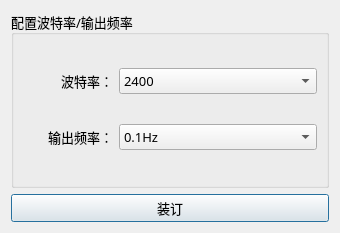
Qt form configbaud.ui (osixxb/Qt_MultiThread_SerialPort) before a commit.
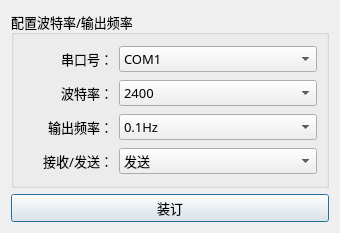
The same form after that commit.

What changed in the file:
```diff
--- a/configbaud.ui
+++ b/configbaud.ui
@@ -26,7 +26,55 @@
       <string>配置波特率/输出频率</string>
      </property>
      <layout class="QGridLayout" name="gridLayout_2">
-      <item row="0" column="1">
+      <item row="3" column="0">
+       <widget class="QLabel" name="label_2">
+        <property name="maximumSize">
+         <size>
+          <width>90</width>
+          <height>16777215</height>
+         </size>
+        </property>
+        <property name="text">
+         <string>输出频率：</string>
+        </property>
+        <property name="alignment">
+         <set>Qt::AlignRight|Qt::AlignTrailing|Qt::AlignVCenter</set>
+        </property>
+       </widget>
+      </item>
+      <item row="1" column="0">
+       <widget class="QLabel" name="label">
+        <property name="maximumSize">
+         <size>
+          <width>90</width>
+          <height>16777215</height>
+         </size>
+        </property>
+        <property name="text">
+         <string>波特率：</string>
+        </property>
+        <property name="alignment">
+         <set>Qt::AlignRight|Qt::AlignTrailing|Qt::AlignVCenter</set>
+        </property>
+       </widget>
+      </item>
+      <item row="0" column="0">
+       <widget class="QLabel" name="label_3">
+        <property name="maximumSize">
+         <size>
+          <width>90</width>
+          <height>16777215</height>
+         </size>
+        </property>
+        <property name="text">
+         <string>串口号：</string>
+        </property>
+        <property name="alignment">
+         <set>Qt::AlignRight|Qt::AlignTrailing|Qt::AlignVCenter</set>
+        </property>
+       </widget>
+      </item>
+      <item row="1" column="1">
        <widget class="QComboBox" name="comboBox">
         <item>
          <property name="text">
@@ -100,23 +148,41 @@
         </item>
        </widget>
       </item>
-      <item row="0" column="0">
-       <widget class="QLabel" name="label">
-        <property name="maximumSize">
-         <size>
-          <width>90</width>
-          <height>16777215</height>
-         </size>
-        </property>
-        <property name="text">
-         <string>波特率：</string>
-        </property>
-        <property name="alignment">
-         <set>Qt::AlignRight|Qt::AlignTrailing|Qt::AlignVCenter</set>
-        </property>
+      <item row="0" column="1">
+       <widget class="QComboBox" name="comboBox_3">
+        <item>
+         <property name="text">
+          <string>COM1</string>
+         </property>
+        </item>
+        <item>
+         <property name="text">
+          <string>COM2</string>
+         </property>
+        </item>
+        <item>
+         <property name="text">
+          <string>COM3</string>
+         </property>
+        </item>
+        <item>
+         <property name="text">
+          <string>COM4</string>
+         </property>
+        </item>
+        <item>
+         <property name="text">
+          <string>COM5</string>
+         </property>
+        </item>
+        <item>
+         <property name="text">
+          <string>COM6</string>
+         </property>
+        </item>
        </widget>
       </item>
-      <item row="2" column="1">
+      <item row="3" column="1">
        <widget class="QComboBox" name="comboBox_2">
         <item>
          <property name="text">
@@ -125,8 +191,8 @@
         </item>
        </widget>
       </item>
-      <item row="2" column="0">
-       <widget class="QLabel" name="label_2">
+      <item row="4" column="0">
+       <widget class="QLabel" name="label_4">
         <property name="maximumSize">
          <size>
           <width>90</width>
@@ -134,13 +200,27 @@
          </size>
         </property>
         <property name="text">
-         <string>输出频率：</string>
+         <string>接收/发送：</string>
         </property>
         <property name="alignment">
          <set>Qt::AlignRight|Qt::AlignTrailing|Qt::AlignVCenter</set>
         </property>
        </widget>
       </item>
+      <item row="4" column="1">
+       <widget class="QComboBox" name="comboBox_4">
+        <item>
+         <property name="text">
+          <string>发送</string>
+         </property>
+        </item>
+        <item>
+         <property name="text">
+          <string>接收</string>
+         </property>
+        </item>
+       </widget>
+      </item>
      </layout>
     </widget>
    </item>
```
Left out of the diff: 45 changed lines with no effect on the pictures.
